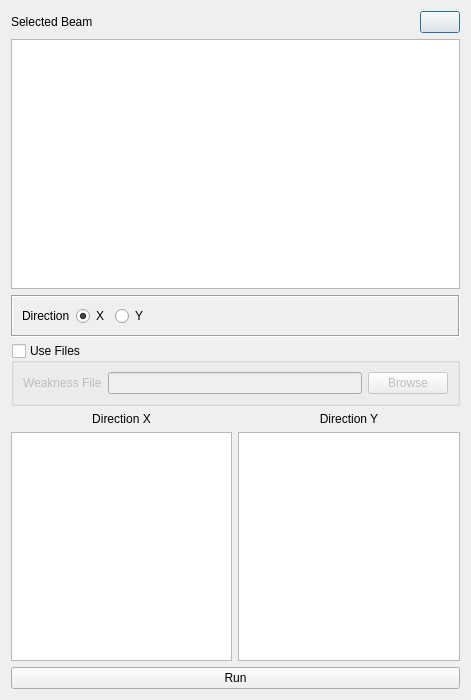
First picture: the form in widgets/torsion_weaknend.ui, repository ebrahimraeyat/civilTools, before the edit.
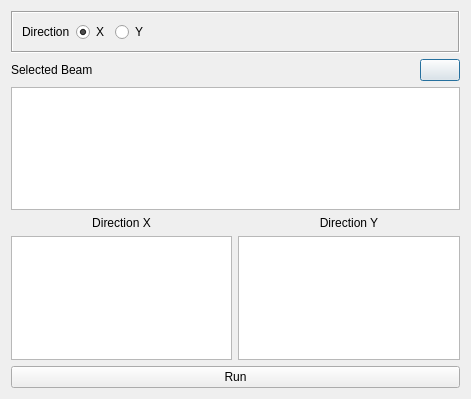
Second picture: the form after the edit. Icons and pictures are not drawn.

Commit message: Clean dialog in get torsion in weakend structure

What changed in the file:
```diff
--- a/widgets/torsion_weaknend.ui
+++ b/widgets/torsion_weaknend.ui
@@ -7,54 +7,13 @@
     <x>0</x>
     <y>0</y>
     <width>471</width>
-    <height>700</height>
+    <height>399</height>
    </rect>
   </property>
   <property name="windowTitle">
    <string>Torsion in Weakened Structure</string>
   </property>
   <layout class="QVBoxLayout" name="verticalLayout">
-   <item>
-    <layout class="QHBoxLayout" name="horizontalLayout">
-     <item>
-      <widget class="QLabel" name="label">
-       <property name="text">
-        <string>Selected Beam</string>
-       </property>
-      </widget>
-     </item>
-     <item>
-      <spacer name="horizontalSpacer">
-       <property name="orientation">
-        <enum>Qt::Horizontal</enum>
-       </property>
-       <property name="sizeHint" stdset="0">
-        <size>
-         <width>40</width>
-         <height>20</height>
-        </size>
-       </property>
-      </spacer>
-     </item>
-     <item>
-      <widget class="QPushButton" name="refresh_button">
-       <property name="toolTip">
-        <string>Refresh the Selected Beam Name</string>
-       </property>
-       <property name="text">
-        <string/>
-       </property>
-       <property name="icon">
-        <iconset resource="../civiltools.qrc">
-         <normaloff>:/civiltools/images/refresh.svg</normaloff>:/civiltools/images/refresh.svg</iconset>
-       </property>
-      </widget>
-     </item>
-    </layout>
-   </item>
-   <item>
-    <widget class="QListWidget" name="beams_list"/>
-   </item>
    <item>
     <widget class="QFrame" name="frame">
      <property name="frameShape">
@@ -105,36 +64,45 @@
     </widget>
    </item>
    <item>
-    <widget class="QGroupBox" name="file_groupbox">
-     <property name="title">
-      <string>Use Files</string>
-     </property>
-     <property name="checkable">
-      <bool>true</bool>
-     </property>
-     <property name="checked">
-      <bool>false</bool>
-     </property>
-     <layout class="QGridLayout" name="gridLayout">
-      <item row="0" column="0">
-       <widget class="QLabel" name="label_4">
-        <property name="text">
-         <string>Weakness File</string>
-        </property>
-       </widget>
-      </item>
-      <item row="0" column="2">
-       <widget class="QPushButton" name="weakness_button">
-        <property name="text">
-         <string>Browse</string>
-        </property>
-       </widget>
-      </item>
-      <item row="0" column="1">
-       <widget class="QLineEdit" name="weakness_file"/>
-      </item>
-     </layout>
-    </widget>
+    <layout class="QHBoxLayout" name="horizontalLayout">
+     <item>
+      <widget class="QLabel" name="label">
+       <property name="text">
+        <string>Selected Beam</string>
+       </property>
+      </widget>
+     </item>
+     <item>
+      <spacer name="horizontalSpacer">
+       <property name="orientation">
+        <enum>Qt::Horizontal</enum>
+       </property>
+       <property name="sizeHint" stdset="0">
+        <size>
+         <width>40</width>
+         <height>20</height>
+        </size>
+       </property>
+      </spacer>
+     </item>
+     <item>
+      <widget class="QPushButton" name="refresh_button">
+       <property name="toolTip">
+        <string>Refresh the Selected Beam Name</string>
+       </property>
+       <property name="text">
+        <string/>
+       </property>
+       <property name="icon">
+        <iconset resource="../civiltools.qrc">
+         <normaloff>:/civiltools/images/refresh.svg</normaloff>:/civiltools/images/refresh.svg</iconset>
+       </property>
+      </widget>
+     </item>
+    </layout>
+   </item>
+   <item>
+    <widget class="QListWidget" name="beams_list"/>
    </item>
    <item>
     <layout class="QGridLayout" name="gridLayout_2">
```
The commit also changes 1 other file.
